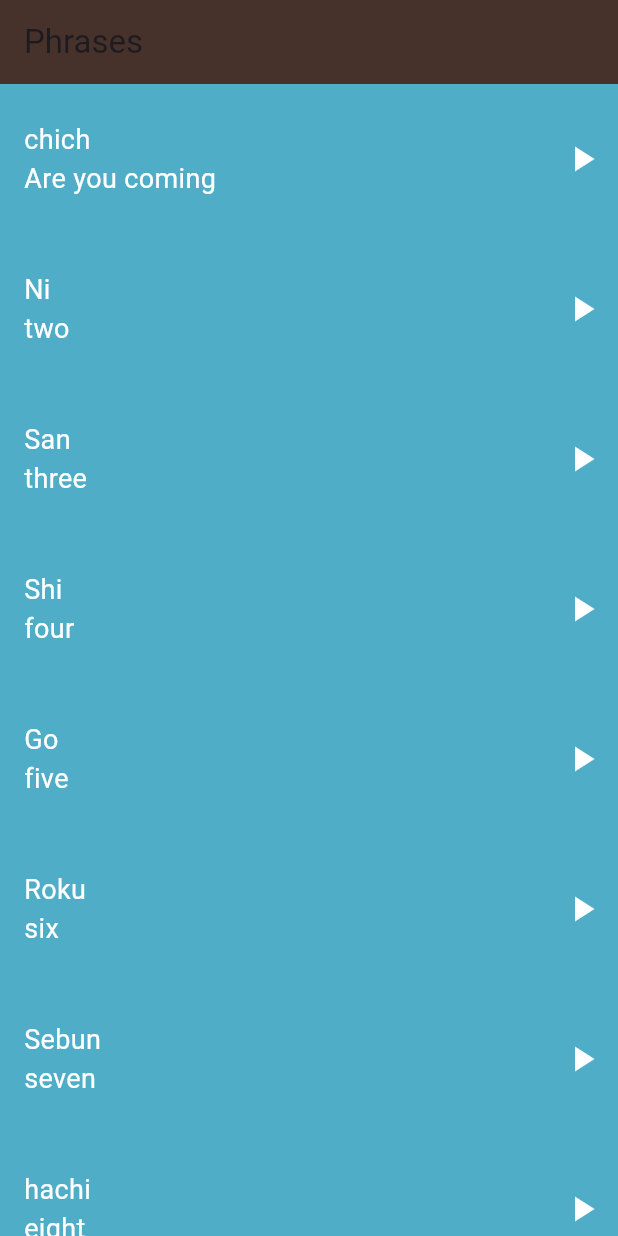
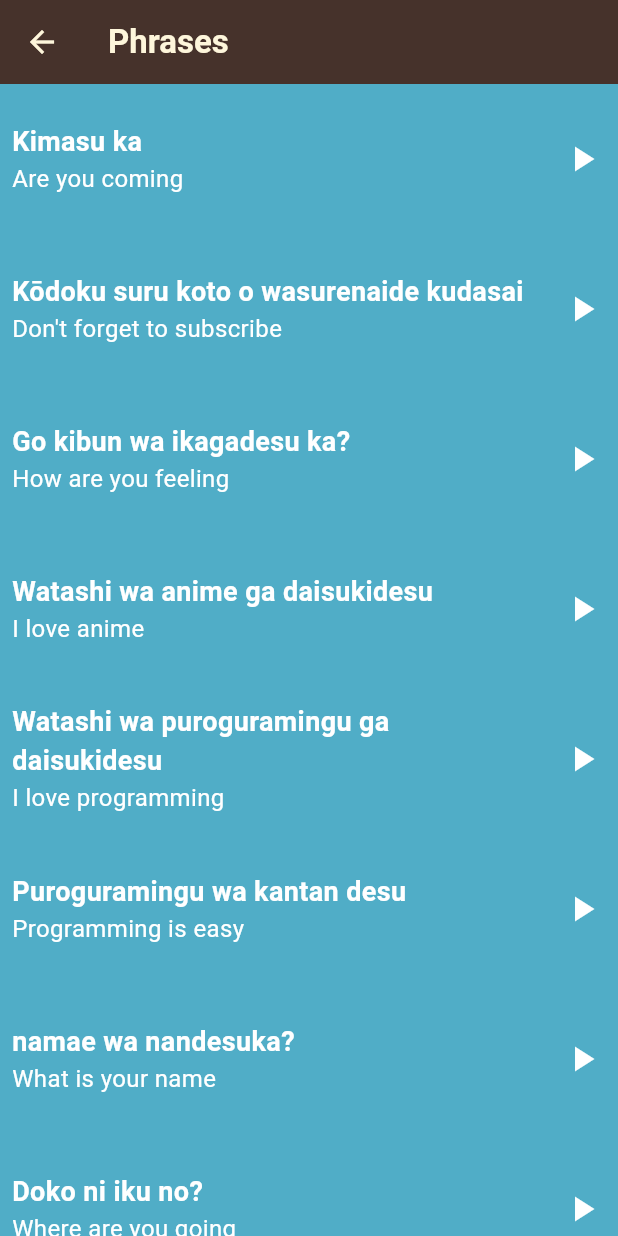
Before and after one commit to MohamedAliShosha/Toku, a Flutter app: the PhrasesView screen opened by its route, on a phone screen of 412 x 824 dp. Run offline on Flutter 3.47's test engine with Material 3 defaults, Android fonts, the phone set to English and light mode, and no system bars; our stand-ins replace audioplayers, go_router.

Commit message:
refactor: update ItemInfo and PhrasesView for improved structure and animations; add PhrasesViewBody with phrases list

```diff
--- a/lib/core/models/item_info.dart
+++ b/lib/core/models/item_info.dart
@@ -2,38 +2,45 @@ import 'package:flutter/material.dart';
 import 'package:toku2_app/core/models/item_model.dart';
 
 class ItemInfo extends StatelessWidget {
-  const ItemInfo({Key? key, required this.item}) : super(key: key);
+  const ItemInfo({super.key, required this.item});
 
   final ItemModel item;
+
   @override
   Widget build(BuildContext context) {
-    return Row(
+    return SizedBox(
+      height: 80, // Specific height for each item
+      child: Row(
         children: [
-        Padding(
-          padding: const EdgeInsets.only(left: 16),
+          Expanded(
+            child: Padding(
+              padding: const EdgeInsets.only(left: 8, right: 4),
               child: Column(
                 crossAxisAlignment: CrossAxisAlignment.start,
                 mainAxisAlignment: MainAxisAlignment.center,
+                mainAxisSize:
+                    MainAxisSize.min, // prevent the extra vertical expansion
                 children: [
                   Text(
                     item.jpName,
                     style: const TextStyle(
                       color: Colors.white,
                       fontSize: 18,
+                      fontWeight: FontWeight.bold, // make japanese text bold
                     ),
+                    softWrap: true, // allow text to wrap to next line
                   ),
                   Text(
                     item.enName,
                     style: const TextStyle(
                       color: Colors.white,
-                  fontSize: 18,
+                      fontSize: 16,
                     ),
+                    softWrap: true,
                   ),
                 ],
               ),
             ),
-        const Spacer(
-          flex: 1,
           ),
           IconButton(
             onPressed: () {
@@ -46,6 +53,7 @@ class ItemInfo extends StatelessWidget {
             ),
           ),
         ],
+      ),
     );
   }
 }
--- a/lib/features/Colors/presentation/widgets/colors_view_body.dart
+++ b/lib/features/Colors/presentation/widgets/colors_view_body.dart
@@ -42,7 +42,7 @@ class ColorsViewBody extends StatelessWidget {
     ),
     ItemModel(
       sound: 'sounds/colors/white.wav',
-      jpName: 'Shiro',
+      jpName: 'Shiroi',
       enName: 'white',
       image: 'assets/images/colors/color_white.png',
     ),
--- a/lib/features/family/presentation/widgets/family_member_view_body.dart
+++ b/lib/features/family/presentation/widgets/family_member_view_body.dart
@@ -20,13 +20,13 @@ class FamilyMembersViewBody extends StatelessWidget {
     ),
     ItemModel(
       sound: 'sounds/family_members/father.wav',
-      jpName: 'chichi',
+      jpName: 'Chichioya',
       enName: 'Father',
       image: 'assets/images/family_members/family_father.png',
     ),
     ItemModel(
       sound: 'sounds/family_members/mother.wav',
-      jpName: 'haha',
+      jpName: 'Hahaoya',
       enName: 'Mother',
       image: 'assets/images/family_members/family_mother.png',
     ),
@@ -38,7 +38,7 @@ class FamilyMembersViewBody extends StatelessWidget {
     ),
     ItemModel(
       sound: 'sounds/family_members/older bother.wav',
-      jpName: 'niichan',
+      jpName: 'nīsan',
       enName: 'Older Brother',
       image: 'assets/images/family_members/family_older_brother.png',
     ),
--- a/lib/features/phrases/presentation/views/phrases_view.dart
+++ b/lib/features/phrases/presentation/views/phrases_view.dart
@@ -1,98 +1,15 @@
 import 'package:flutter/material.dart';
-import 'package:toku2_app/core/models/item_model.dart';
-import 'package:toku2_app/features/phrases/presentation/widgets/phrasee_item.dart';
+import 'package:toku2_app/core/functions/build_app_bar.dart';
+import 'package:toku2_app/features/phrases/presentation/widgets/phrases_view_body.dart';
 
 class PhrasesView extends StatelessWidget {
-  const PhrasesView({Key? key}) : super(key: key);
-
-  final List<ItemModel> phrasesList = const [
-    ItemModel(
-      sound: 'sounds/phrases/are_you_coming.wav',
-      jpName: 'chich',
-      enName: 'Are you coming',
-    ),
-    ItemModel(
-      sound: 'sounds/numbers/number_two_sound.mp3',
-      jpName: 'Ni',
-      enName: 'two',
-    ),
-    ItemModel(
-      sound: 'sounds/numbers/number_one_sound.mp3',
-      jpName: 'San',
-      enName: 'three',
-    ),
-    ItemModel(
-      sound: 'sounds/numbers/number_one_sound.mp3',
-      jpName: 'Shi',
-      enName: 'four',
-    ),
-    ItemModel(
-      sound: 'sounds/numbers/number_one_sound.mp3',
-      jpName: 'Go',
-      enName: 'five',
-      image: 'assets/images/numbers/number_five.png',
-    ),
-    ItemModel(
-      sound: 'sounds/numbers/number_one_sound.mp3',
-      jpName: 'Roku',
-      enName: 'six',
-      image: 'assets/images/numbers/number_six.png',
-    ),
-    ItemModel(
-      sound: 'sounds/numbers/number_one_sound.mp3',
-      jpName: 'Sebun',
-      enName: 'seven',
-      image: 'assets/images/numbers/number_seven.png',
-    ),
-    ItemModel(
-      sound: 'sounds/numbers/number_one_sound.mp3',
-      jpName: 'hachi',
-      enName: 'eight',
-      image: 'assets/images/numbers/number_eight.png',
-    ),
-    ItemModel(
-      sound: 'sounds/numbers/number_one_sound.mp3',
-      jpName: 'Kyū',
-      enName: 'nine',
-      image: 'assets/images/numbers/number_nine.png',
-    ),
-    ItemModel(
-      sound: 'sounds/numbers/number_one_sound.mp3',
-      jpName: 'Jū',
-      enName: 'ten',
-      image: 'assets/images/numbers/number_ten.png',
-    ),
-  ];
+  const PhrasesView({super.key});
 
   @override
   Widget build(BuildContext context) {
     return Scaffold(
-      appBar: AppBar(
-        title: const Text('Phrases'),
-        backgroundColor: const Color(0xff46322B),
-      ),
-      body: ListView.builder(
-        itemCount: phrasesList.length,
-        itemBuilder: (context, index) {
-          return PhrasesItem(
-            color: const Color(0xff50ADC7),
-            item: phrasesList[index],
-          );
-        },
-      ),
+      appBar: buildAppBar(context, title: 'Phrases'),
+      body: const PhrasesViewBody(),
     );
   }
-
-  // List<Widget> getList(List<Number> numbers) {
-  //   List<Widget> itemsList = [];
-  //   for (int i = 0; i < numbers.length; i++) {
-  //     itemsList.add(
-  //       ListItem(
-  //         number: numbers[i],
-  //       ),
-  //     );
-  //   }
-
-  //   return itemsList;
-  // }
 }
--- a/lib/features/phrases/presentation/widgets/phrasee_item.dart
+++ b/lib/features/phrases/presentation/widgets/phrasee_item.dart
@@ -3,8 +3,7 @@ import 'package:toku2_app/core/models/item_info.dart';
 import 'package:toku2_app/core/models/item_model.dart';
 
 class PhrasesItem extends StatelessWidget {
-  const PhrasesItem({Key? key, required this.item, required this.color})
-      : super(key: key);
+  const PhrasesItem({super.key, required this.item, required this.color});
 
   final ItemModel item;
   final Color color;
--- /dev/null
+++ b/lib/features/phrases/presentation/widgets/phrases_view_body.dart
@@ -0,0 +1,69 @@
+import 'package:flutter/material.dart';
+import 'package:toku2_app/core/models/item_model.dart';
+import 'package:toku2_app/core/utils/colors_manager.dart';
+import 'package:toku2_app/features/phrases/presentation/widgets/phrasee_item.dart';
+
+class PhrasesViewBody extends StatelessWidget {
+  const PhrasesViewBody({super.key});
+
+  final List<ItemModel> phrasesList = const [
+    ItemModel(
+      sound: 'sounds/phrases/are_you_coming.wav',
+      jpName: 'Kimasu ka',
+      enName: 'Are you coming',
+    ),
+    ItemModel(
+      sound: 'sounds/phrases/dont_forget_to_subscribe.wav',
+      jpName: 'Kōdoku suru koto o wasurenaide kudasai',
+      enName: "Don't forget to subscribe",
+    ),
+    ItemModel(
+      sound: 'sounds/phrases/how_are_you_feeling.wav',
+      jpName: 'Go kibun wa ikagadesu ka?',
+      enName: 'How are you feeling',
+    ),
+    ItemModel(
+      sound: 'sounds/phrases/i_love_anime.wav',
+      jpName: 'Watashi wa anime ga daisukidesu',
+      enName: 'I love anime',
+    ),
+    ItemModel(
+      sound: 'sounds/phrases/i_love_programming.wav',
+      jpName: 'Watashi wa puroguramingu ga daisukidesu',
+      enName: 'I love programming',
+    ),
+    ItemModel(
+      sound: 'sounds/phrases/programming_is_easy.wav',
+      jpName: 'Puroguramingu wa kantan desu',
+      enName: 'Programming is easy',
+    ),
+    ItemModel(
+      sound: 'sounds/phrases/what_is_your_name.wav',
+      jpName: 'namae wa nandesuka?',
+      enName: 'What is your name',
+    ),
+    ItemModel(
+      sound: 'sounds/phrases/where_are_you_going.wav',
+      jpName: 'Doko ni iku no?',
+      enName: 'Where are you going',
+    ),
+    ItemModel(
+      sound: 'sounds/phrases/yes_im_coming.wav',
+      jpName: 'Hai watashi wa kite imasu',
+      enName: "Yes, I'm coming",
+    ),
+  ];
+
+  @override
+  Widget build(BuildContext context) {
+    return ListView.builder(
+      itemCount: phrasesList.length,
+      itemBuilder: (context, index) {
+        return PhrasesItem(
+          color: ColorsManager.kSkyColor,
+          item: phrasesList[index],
+        );
+      },
+    );
+  }
+}
--- a/pubspec.yaml
+++ b/pubspec.yaml
@@ -32,7 +32,8 @@ dependencies:
   cupertino_icons: ^1.0.8
   flutter:
     sdk: flutter
-  go_router:
+  flutter_staggered_animations: ^1.1.1
+  go_router: null
 
 dev_dependencies:
   flutter_lints: ^4.0.0
@@ -56,9 +57,6 @@ flutter:
     - assets/sounds/numbers/
     - assets/sounds/family_members/
     - assets/sounds/phrases/
-
-
-
   # An image asset can refer to one or more resolution-specific "variants", see
   # https://flutter.dev/to/resolution-aware-images
   # For details regarding adding assets from package dependencies, see
```
Also changed, not shown: lib/features/home/presentation/widgets/home_view_body.dart (+92 -23 lines), pubspec.lock. Lines whose indentation alone changed are shown as unchanged.
